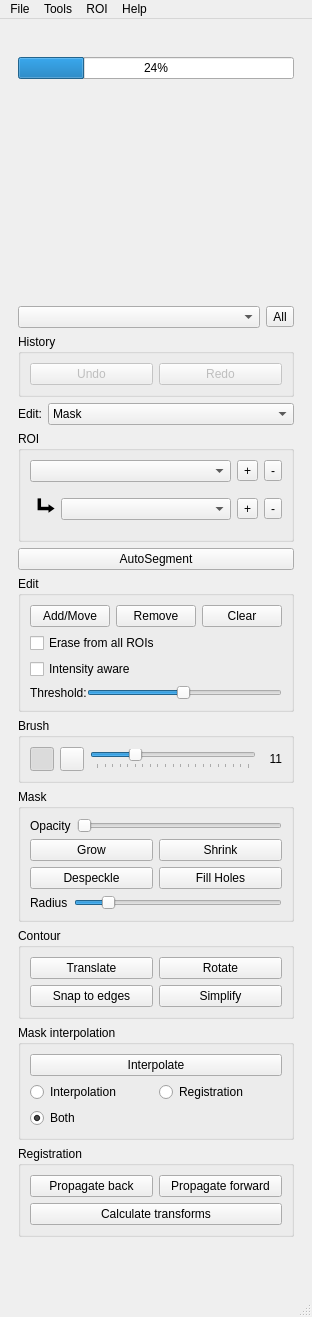
Qt form src/dafne/ui/toolbox.ui (dafne-imaging/dafne) before a commit.
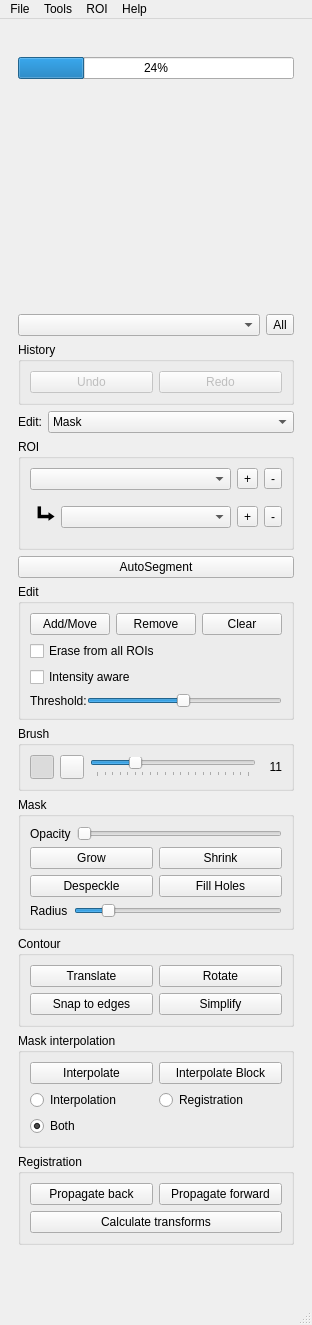
The same form after that commit. Icons and pictures are not drawn.

Commit message: Interpolate block

```diff
--- a/src/dafne/ui/toolbox.ui
+++ b/src/dafne/ui/toolbox.ui
@@ -7,7 +7,7 @@
     <x>0</x>
     <y>0</y>
     <width>311</width>
-    <height>1317</height>
+    <height>1325</height>
    </rect>
   </property>
   <property name="windowTitle">
@@ -633,6 +633,8 @@
          </property>
          <layout class="QVBoxLayout" name="verticalLayout_10">
           <item>
+           <layout class="QHBoxLayout" name="horizontalLayout_18">
+            <item>
            <widget class="QPushButton" name="interpolateButton">
             <property name="text">
              <string>Interpolate</string>
@@ -640,6 +642,15 @@
            </widget>
           </item>
           <item>
+             <widget class="QPushButton" name="interpolateBlockButton">
+              <property name="text">
+               <string>Interpolate Block</string>
+              </property>
+             </widget>
+            </item>
+           </layout>
+          </item>
+          <item>
            <layout class="QHBoxLayout" name="horizontalLayout_14">
             <item>
              <widget class="QRadioButton" name="interpolation_style_int">
```
Left out of the diff: 2 changed lines with no effect on the pictures. Lines whose indentation alone changed are shown as unchanged. The commit also changes 3 other files.
